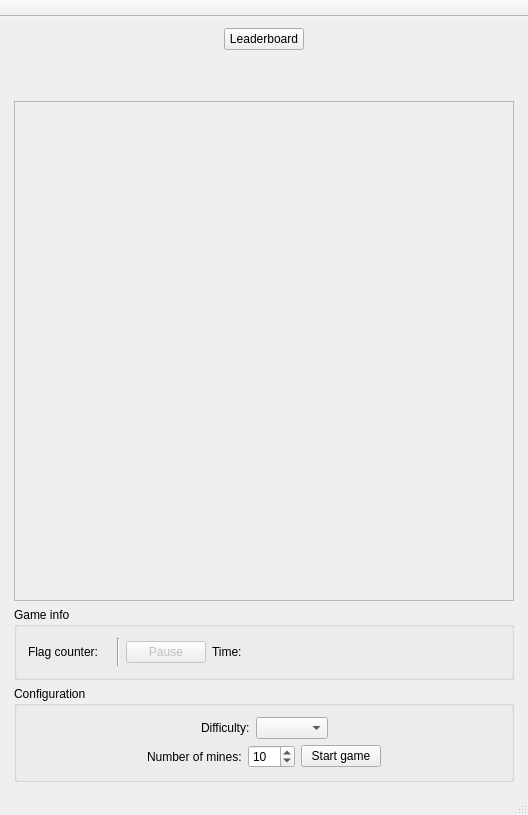
Above: game_gui.ui from pavolmarak/minesweeper before the change. Below: the same form after it.
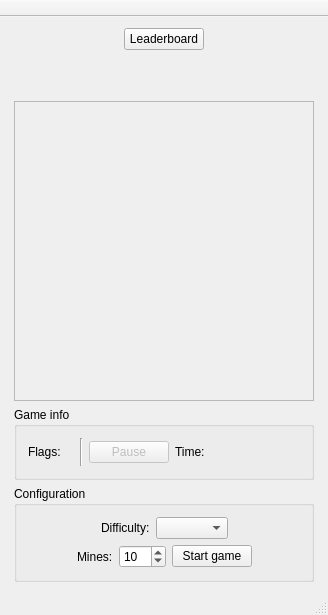
That is the form after the change. Custom widgets are drawn as their Qt base class.

Commit message: Massive code reorganization is underway. Separating game logic from GUI.

```diff
--- a/game_gui.ui
+++ b/game_gui.ui
@@ -6,8 +6,8 @@
    <rect>
     <x>0</x>
     <y>0</y>
-    <width>528</width>
-    <height>815</height>
+    <width>328</width>
+    <height>615</height>
    </rect>
   </property>
   <property name="sizePolicy">
@@ -18,14 +18,14 @@
   </property>
   <property name="minimumSize">
    <size>
-    <width>528</width>
-    <height>815</height>
+    <width>328</width>
+    <height>615</height>
    </size>
   </property>
   <property name="maximumSize">
    <size>
-    <width>528</width>
-    <height>815</height>
+    <width>328</width>
+    <height>615</height>
    </size>
   </property>
   <property name="windowTitle">
@@ -125,14 +125,14 @@
           </property>
           <property name="minimumSize">
            <size>
-            <width>500</width>
-            <height>500</height>
+            <width>300</width>
+            <height>300</height>
            </size>
           </property>
           <property name="maximumSize">
            <size>
-            <width>500</width>
-            <height>500</height>
+            <width>300</width>
+            <height>300</height>
            </size>
           </property>
           <property name="mouseTracking">
@@ -148,7 +148,7 @@
            <enum>Qt::ScrollBarAlwaysOff</enum>
           </property>
           <property name="sizeAdjustPolicy">
-           <enum>QAbstractScrollArea::AdjustToContents</enum>
+           <enum>QAbstractScrollArea::AdjustToContentsOnFirstShow</enum>
           </property>
           <property name="editTriggers">
            <set>QAbstractItemView::NoEditTriggers</set>
@@ -162,6 +162,9 @@
           <property name="textElideMode">
            <enum>Qt::ElideNone</enum>
           </property>
+          <property name="showGrid">
+           <bool>true</bool>
+          </property>
           <property name="cornerButtonEnabled">
            <bool>false</bool>
           </property>
@@ -177,6 +180,9 @@
           <attribute name="horizontalHeaderHighlightSections">
            <bool>false</bool>
           </attribute>
+          <attribute name="horizontalHeaderStretchLastSection">
+           <bool>false</bool>
+          </attribute>
           <attribute name="verticalHeaderVisible">
            <bool>false</bool>
           </attribute>
@@ -231,13 +237,13 @@
           </property>
           <property name="minimumSize">
            <size>
-            <width>500</width>
+            <width>300</width>
             <height>0</height>
            </size>
           </property>
           <property name="maximumSize">
            <size>
-            <width>500</width>
+            <width>300</width>
             <height>16777215</height>
            </size>
           </property>
@@ -250,7 +256,7 @@
              <item>
               <widget class="QLabel" name="flagcounter_label">
                <property name="text">
-                <string>Flag counter:</string>
+                <string>Flags:</string>
                </property>
               </widget>
              </item>
@@ -377,13 +383,13 @@
           </property>
           <property name="minimumSize">
            <size>
-            <width>500</width>
+            <width>300</width>
             <height>0</height>
            </size>
           </property>
           <property name="maximumSize">
            <size>
-            <width>500</width>
+            <width>300</width>
             <height>16777215</height>
            </size>
           </property>
@@ -449,7 +455,7 @@
              <item>
               <widget class="QLabel" name="no_mines_label">
                <property name="text">
-                <string>Number of mines:</string>
+                <string>Mines:</string>
                </property>
               </widget>
              </item>
```
Left out of the diff: 7 changed lines with no effect on the pictures. The commit also changes 13 other files.
